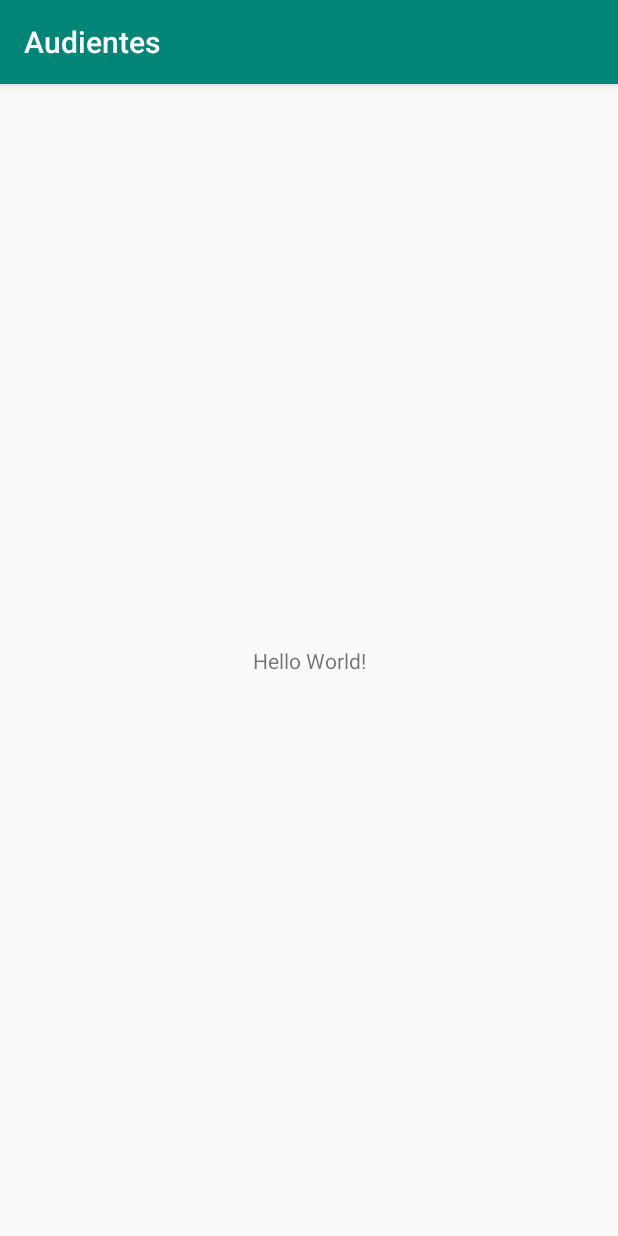
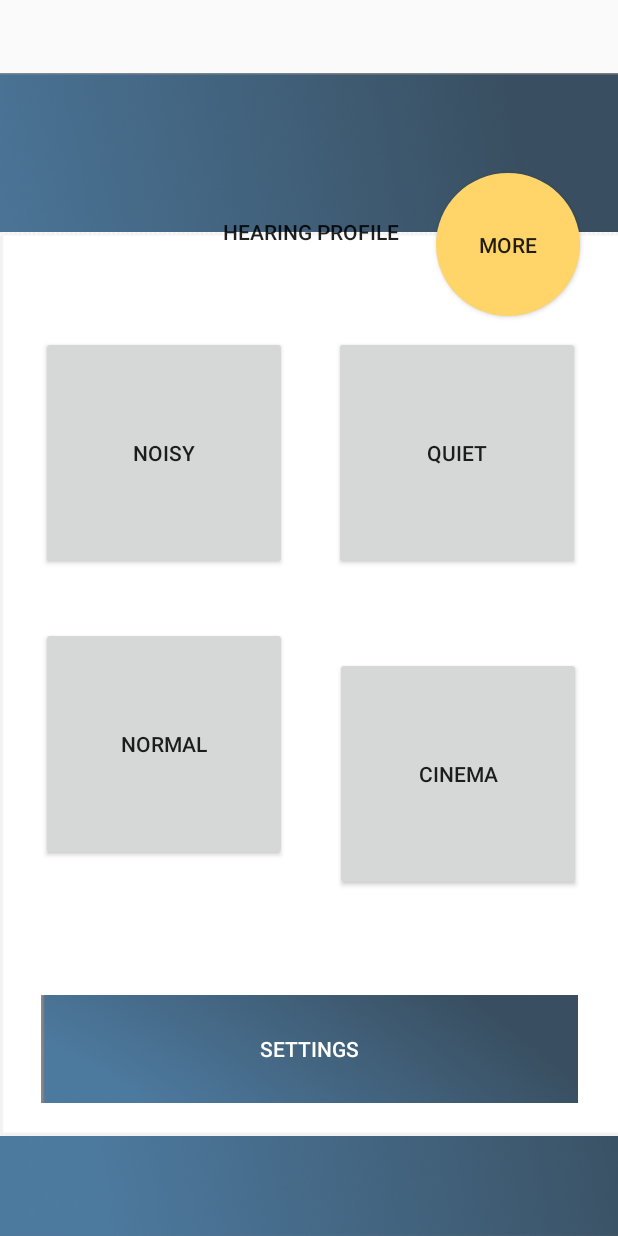
Before and after one commit to jdkramhoft/Audientes, an Android app: the screen it shows after launch (MainActivity before the commit, MainMenu after it), on a phone screen of 412 x 824 dp. Run offline under Robolectric (Android 15) with nearby library versions, the phone set to English and light mode, and no system bars.

Commit message:
first commit

```diff
--- /dev/null
+++ b/app/src/main/java/a3/audientes/MainMenu.java
@@ -0,0 +1,96 @@
+package a3.audientes;
+
+import androidx.appcompat.app.AppCompatActivity;
+
+import android.content.Intent;
+import android.graphics.Color;
+import android.os.Bundle;
+import android.view.View;
+import android.widget.Button;
+
+public class MainMenu extends AppCompatActivity implements View.OnClickListener {
+
+    Button hearingProfile;
+    Button settings;
+    Button more;
+    Button normal;
+    Button noisy;
+    Button quiet;
+    Button cinema;
+
+
+    @Override
+    protected void onCreate(Bundle savedInstanceState) {
+        super.onCreate(savedInstanceState);
+        setContentView(R.layout.activity_main_menu);
+
+        hearingProfile = findViewById(R.id.hearingProfile);
+        hearingProfile.setOnClickListener(this);
+
+        settings = findViewById(R.id.settings);
+        settings.setOnClickListener(this);
+
+        more = findViewById(R.id.more);
+        more.setOnClickListener(this);
+
+        normal = findViewById(R.id.normal);
+        normal.setOnClickListener(this);
+
+        noisy = findViewById(R.id.noisy);
+        noisy.setOnClickListener(this);
+
+        quiet = findViewById(R.id.quiet);
+        quiet.setOnClickListener(this);
+
+        cinema = findViewById(R.id.cinema);
+        cinema.setOnClickListener(this);
+
+    }
+
+    @Override
+    public void onClick(View v) {
+
+        if (v == hearingProfile) {
+            Intent intent = new Intent(this, HearingProfil.class);
+            startActivity(intent);
+
+        } else if (v == settings) {
+            Intent intent = new Intent(this, Settings.class);
+            startActivity(intent);
+
+        } else if (v == more) {
+            Intent intent = new Intent(this, Programs.class);
+            startActivity(intent);
+
+        } else if (v == normal || v == noisy || v == quiet || v == cinema) {
+            switch (v.getId()){
+                case R.id.normal:
+                    noisy.setBackgroundColor(Color.parseColor("#e3e3e3"));
+                    quiet.setBackgroundColor(Color.parseColor("#e3e3e3"));
+                    cinema.setBackgroundColor(Color.parseColor("#e3e3e3"));
+                    normal.setBackgroundColor(Color.parseColor("#BBBBBB"));
+                    break;
+                case R.id.noisy:
+                    quiet.setBackgroundColor(Color.parseColor("#e3e3e3"));
+                    cinema.setBackgroundColor(Color.parseColor("#e3e3e3"));
+                    normal.setBackgroundColor(Color.parseColor("#e3e3e3"));
+                    noisy.setBackgroundColor(Color.parseColor("#BBBBBB"));
+                    break;
+                case R.id.quiet:
+                    cinema.setBackgroundColor(Color.parseColor("#e3e3e3"));
+                    normal.setBackgroundColor(Color.parseColor("#e3e3e3"));
+                    noisy.setBackgroundColor(Color.parseColor("#e3e3e3"));
+                    quiet.setBackgroundColor(Color.parseColor("#BBBBBB"));
+                    break;
+                case R.id.cinema:
+                    normal.setBackgroundColor(Color.parseColor("#e3e3e3"));
+                    noisy.setBackgroundColor(Color.parseColor("#e3e3e3"));
+                    quiet.setBackgroundColor(Color.parseColor("#e3e3e3"));
+                    cinema.setBackgroundColor(Color.parseColor("#BBBBBB"));
+                    break;
+            }
+
+        }
+
+    }
+}
--- a/app/src/main/java/a3/audientes/MainActivity.java
+++ b/app/src/main/java/a3/audientes/Programs.java
@@ -4,11 +4,11 @@ import androidx.appcompat.app.AppCompatActivity;
 
 import android.os.Bundle;
 
-public class MainActivity extends AppCompatActivity {
+public class Programs extends AppCompatActivity {
 
     @Override
     protected void onCreate(Bundle savedInstanceState) {
         super.onCreate(savedInstanceState);
-        setContentView(R.layout.activity_main);
+        setContentView(R.layout.activity_programs);
     }
 }
--- /dev/null
+++ b/app/src/main/res/drawable/round_button.xml
@@ -0,0 +1,9 @@
+<?xml version="1.0" encoding="utf-8"?>
+<ripple xmlns:android="http://schemas.android.com/apk/res/android"
+    android:color="#FFD569">
+    <item>
+        <shape android:shape="oval">
+            <solid android:color="#FFD569"/>
+        </shape>
+    </item>
+</ripple>
--- /dev/null
+++ b/app/src/main/res/drawable/soft_button.xml
@@ -0,0 +1,17 @@
+<?xml version="1.0" encoding="utf-8"?>
+<ripple xmlns:android="http://schemas.android.com/apk/res/android"
+    android:color="#FFFFFF">
+    <item android:background="#FFFDFD">
+        <shape android:shape="rectangle"
+            android:background="#FFFDFD">
+            <corners
+            android:bottomRightRadius="20dp"
+            android:bottomLeftRadius="20dp"
+            android:topRightRadius="20dp"
+            android:topLeftRadius="20dp"
+                android:background="#FFFDFD"
+                />
+            <padding android:background="#FFFDFD"/>
+        </shape>
+    </item>
+</ripple>
--- /dev/null
+++ b/app/src/main/res/layout/activity_main_menu.xml
@@ -0,0 +1,122 @@
+<?xml version="1.0" encoding="utf-8"?>
+<androidx.constraintlayout.widget.ConstraintLayout xmlns:android="http://schemas.android.com/apk/res/android"
+    xmlns:app="http://schemas.android.com/apk/res-auto"
+    xmlns:tools="http://schemas.android.com/tools"
+    android:layout_width="match_parent"
+    android:layout_height="match_parent"
+    tools:context=".MainMenu">
+
+    <ImageView
+        android:id="@+id/imageView"
+        android:layout_width="494dp"
+        android:layout_height="775dp"
+        android:src="@drawable/baggrunden_app"
+        app:layout_constraintBottom_toBottomOf="parent"
+        app:layout_constraintEnd_toEndOf="parent"
+        app:layout_constraintStart_toStartOf="parent"
+        app:layout_constraintTop_toTopOf="parent"
+        app:layout_constraintVertical_bias="1.0" />
+
+    <Button
+        android:id="@+id/hearingProfile"
+        android:layout_width="358dp"
+        android:layout_height="72dp"
+        android:layout_marginTop="70dp"
+        android:background="@drawable/soft_button"
+        android:src="@drawable/baggrunden_app"
+        android:text="Hearing Profile"
+        app:layout_constraintBottom_toTopOf="@+id/settings"
+        app:layout_constraintEnd_toEndOf="parent"
+        app:layout_constraintHorizontal_bias="0.528"
+        app:layout_constraintStart_toStartOf="parent"
+        app:layout_constraintTop_toTopOf="@+id/imageView"
+        app:layout_constraintVertical_bias="0.0" />
+
+    <Button
+        android:id="@+id/settings"
+        android:layout_width="358dp"
+        android:layout_height="72dp"
+        android:layout_marginTop="15dp"
+        android:layout_marginBottom="15dp"
+        android:background="@drawable/baggrunden_app"
+        android:text="Settings"
+        android:textColor="#FFFFFF"
+        app:layout_constraintBottom_toBottomOf="parent"
+        app:layout_constraintEnd_toEndOf="parent"
+        app:layout_constraintStart_toStartOf="parent"
+        app:layout_constraintTop_toBottomOf="@+id/normal"
+        app:srcCompat="@drawable/baggrunden_app" />
+
+    <ImageView
+        android:id="@+id/hearingProfile1"
+        android:layout_width="824dp"
+        android:layout_height="672dp"
+        android:layout_marginTop="120dp"
+        app:layout_constraintStart_toStartOf="parent"
+        app:layout_constraintTop_toTopOf="parent"
+        app:srcCompat="@drawable/hvidhvid" />
+
+    <Button
+        android:id="@+id/more"
+        android:layout_width="96dp"
+        android:layout_height="95dp"
+        android:layout_marginTop="115dp"
+        android:background="@drawable/round_button"
+        android:gravity="center_vertical|center_horizontal"
+        android:singleLine="true"
+        android:text="more"
+        app:layout_constraintEnd_toEndOf="parent"
+        app:layout_constraintHorizontal_bias="0.92"
+        app:layout_constraintStart_toStartOf="parent"
+        app:layout_constraintTop_toTopOf="parent" />
+
+    <Button
+        android:id="@+id/noisy"
+        android:layout_width="164dp"
+        android:layout_height="156dp"
+        android:layout_marginTop="223dp"
+        android:text="Noisy"
+        app:layout_constraintBottom_toBottomOf="@+id/quiet"
+        app:layout_constraintEnd_toEndOf="parent"
+        app:layout_constraintHorizontal_bias="0.109"
+        app:layout_constraintStart_toStartOf="parent"
+        app:layout_constraintTop_toTopOf="parent" />
+
+    <Button
+        android:id="@+id/normal"
+        android:layout_width="164dp"
+        android:layout_height="156dp"
+        android:text="Normal"
+        app:layout_constraintBottom_toBottomOf="parent"
+        app:layout_constraintEnd_toEndOf="@+id/settings"
+        app:layout_constraintHorizontal_bias="0.122"
+        app:layout_constraintStart_toStartOf="parent"
+        app:layout_constraintTop_toBottomOf="@+id/noisy"
+        app:layout_constraintVertical_bias="0.133" />
+
+    <Button
+        android:id="@+id/cinema"
+        android:layout_width="164dp"
+        android:layout_height="156dp"
+        android:layout_marginTop="1dp"
+        android:text="Cinema"
+        app:layout_constraintBottom_toTopOf="@+id/settings"
+        app:layout_constraintEnd_toEndOf="parent"
+        app:layout_constraintHorizontal_bias="0.561"
+        app:layout_constraintStart_toEndOf="@+id/normal"
+        app:layout_constraintTop_toBottomOf="@+id/quiet"
+        app:layout_constraintVertical_bias="0.45" />
+
+    <Button
+        android:id="@+id/quiet"
+        android:layout_width="164dp"
+        android:layout_height="156dp"
+        android:layout_marginTop="224dp"
+        android:text="Quiet"
+        app:layout_constraintEnd_toEndOf="parent"
+        app:layout_constraintHorizontal_bias="0.553"
+        app:layout_constraintStart_toEndOf="@+id/noisy"
+        app:layout_constraintTop_toTopOf="parent" />
+
+
+</androidx.constraintlayout.widget.ConstraintLayout>
--- a/app/src/main/res/layout/activity_main.xml
+++ b/app/src/main/res/layout/activity_settings.xml
@@ -4,15 +4,6 @@
     xmlns:tools="http://schemas.android.com/tools"
     android:layout_width="match_parent"
     android:layout_height="match_parent"
-    tools:context=".MainActivity">
-
-    <TextView
-        android:layout_width="wrap_content"
-        android:layout_height="wrap_content"
-        android:text="Hello World!"
-        app:layout_constraintBottom_toBottomOf="parent"
-        app:layout_constraintLeft_toLeftOf="parent"
-        app:layout_constraintRight_toRightOf="parent"
-        app:layout_constraintTop_toTopOf="parent" />
+    tools:context=".Settings">
 
 </androidx.constraintlayout.widget.ConstraintLayout>
--- a/app/src/main/res/values/colors.xml
+++ b/app/src/main/res/values/colors.xml
@@ -1,6 +1,6 @@
 <?xml version="1.0" encoding="utf-8"?>
 <resources>
-    <color name="colorPrimary">#008577</color>
-    <color name="colorPrimaryDark">#00574B</color>
-    <color name="colorAccent">#D81B60</color>
+    <color name="colorPrimary">#0A3357</color>
+    <color name="colorPrimaryDark">#0A3357</color>
+    <color name="colorAccent">#0A3357</color>
 </resources>
--- a/app/src/main/res/values/styles.xml
+++ b/app/src/main/res/values/styles.xml
@@ -1,7 +1,7 @@
 <resources>
 
     <!-- Base application theme. -->
-    <style name="AppTheme" parent="Theme.AppCompat.Light.DarkActionBar">
+    <style name="AppTheme" parent="Theme.AppCompat.Light.NoActionBar">
         <!-- Customize your theme here. -->
         <item name="colorPrimary">@color/colorPrimary</item>
         <item name="colorPrimaryDark">@color/colorPrimaryDark</item>
```
Also changed, not shown: app/src/main/AndroidManifest.xml (+9 -5 lines), app/src/main/java/a3/audientes/EditProgram.java (added, +14 -0 lines), app/src/main/java/a3/audientes/HearingProfil.java (added, +14 -0 lines), app/src/main/java/a3/audientes/Settings.java (added, +14 -0 lines), app/src/main/res/layout/activity_edit_program.xml (added, +137 -0 lines), app/src/main/res/layout/activity_hearing_profil.xml (added, +9 -0 lines), app/src/main/res/layout/activity_programs.xml (added, +122 -0 lines), app/src/main/res/drawable/baggrunden_app.png (added), app/src/main/res/drawable/hvidhvid.png (added), app/src/main/res/drawable/textbackground.png (added), app/src/main/res/drawable/whitebox.png (added).
